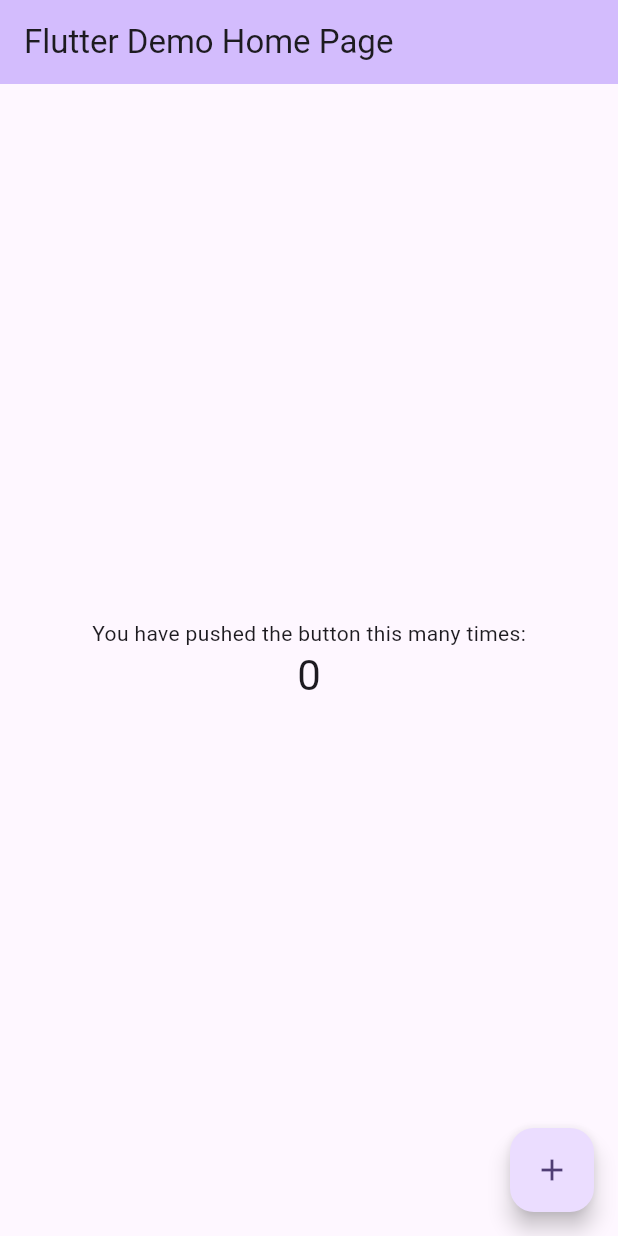
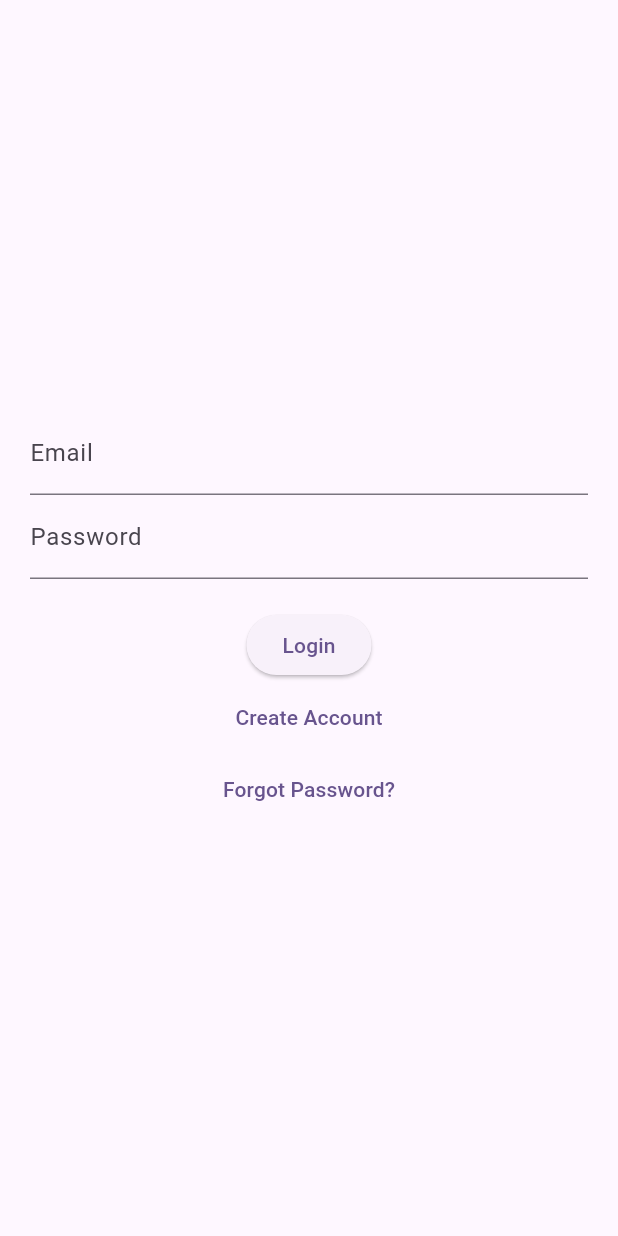
Before and after one commit to elishabhatti/city_exploration_app, a Flutter app: the screen it shows after launch, on a phone screen of 412 x 824 dp. Run offline on Flutter 3.47's test engine with Material 3 defaults, Android fonts, the phone set to English and light mode, and no system bars; our stand-ins replace firebase_auth, firebase_core; accounts and stored records are empty.

Commit message:
created all the screens for authentication

```diff
--- a/lib/main.dart
+++ b/lib/main.dart
@@ -1,122 +1,53 @@
+import 'package:city_exploration_app/screens/home_screen.dart';
+import 'package:city_exploration_app/screens/login_screen.dart';
 import 'package:flutter/material.dart';
+import 'package:firebase_auth/firebase_auth.dart';
+import 'package:firebase_core/firebase_core.dart';
 
-void main() {
+import 'firebase_options.dart';
+
+void main() async {
+  WidgetsFlutterBinding.ensureInitialized();
+
+  await Firebase.initializeApp(
+    options: DefaultFirebaseOptions.currentPlatform,
+  );
+
   runApp(const MyApp());
 }
 
 class MyApp extends StatelessWidget {
   const MyApp({super.key});
 
-  // This widget is the root of your application.
   @override
   Widget build(BuildContext context) {
     return MaterialApp(
-      title: 'Flutter Demo',
+      debugShowCheckedModeBanner: false,
+      title: 'City Guide',
       theme: ThemeData(
-        // This is the theme of your application.
-        //
-        // TRY THIS: Try running your application with "flutter run". You'll see
-        // the application has a purple toolbar. Then, without quitting the app,
-        // try changing the seedColor in the colorScheme below to Colors.green
-        // and then invoke "hot reload" (save your changes or press the "hot
-        // reload" button in a Flutter-supported IDE, or press "r" if you used
-        // the command line to start the app).
-        //
-        // Notice that the counter didn't reset back to zero; the application
-        // state is not lost during the reload. To reset the state, use hot
-        // restart instead.
-        //
-        // This works for code too, not just values: Most code changes can be
-        // tested with just a hot reload.
-        colorScheme: .fromSeed(seedColor: Colors.deepPurple),
+        colorScheme: ColorScheme.fromSeed(
+          seedColor: Colors.deepPurple,
+        ),
       ),
-      home: const MyHomePage(title: 'Flutter Demo Home Page'),
+      home: const AuthGate(),
     );
   }
 }
 
-class MyHomePage extends StatefulWidget {
-  const MyHomePage({super.key, required this.title});
-
-  // This widget is the home page of your application. It is stateful, meaning
-  // that it has a State object (defined below) that contains fields that affect
-  // how it looks.
-
-  // This class is the configuration for the state. It holds the values (in this
-  // case the title) provided by the parent (in this case the App widget) and
-  // used by the build method of the State. Fields in a Widget subclass are
-  // always marked "final".
-
-  final String title;
-
-  @override
-  State<MyHomePage> createState() => _MyHomePageState();
-}
-
-class _MyHomePageState extends State<MyHomePage> {
-  int _counter = 0;
-
-  void _incrementCounter() {
-    setState(() {
-      // This call to setState tells the Flutter framework that something has
-      // changed in this State, which causes it to rerun the build method below
-      // so that the display can reflect the updated values. If we changed
-      // _counter without calling setState(), then the build method would not be
-      // called again, and so nothing would appear to happen.
-      _counter++;
-    });
-  }
+class AuthGate extends StatelessWidget {
+  const AuthGate({super.key});
 
   @override
   Widget build(BuildContext context) {
-    // This method is rerun every time setState is called, for instance as done
-    // by the _incrementCounter method above.
-    //
-    // The Flutter framework has been optimized to make rerunning build methods
-    // fast, so that you can just rebuild anything that needs updating rather
-    // than having to individually change instances of widgets.
-    return Scaffold(
-      appBar: AppBar(
-        // TRY THIS: Try changing the color here to a specific color (to
-        // Colors.amber, perhaps?) and trigger a hot reload to see the AppBar
-        // change color while the other colors stay the same.
-        backgroundColor: Theme.of(context).colorScheme.inversePrimary,
-        // Here we take the value from the MyHomePage object that was created by
-        // the App.build method, and use it to set our appbar title.
-        title: Text(widget.title),
-      ),
-      body: Center(
-        // Center is a layout widget. It takes a single child and positions it
-        // in the middle of the parent.
-        child: Column(
-          // Column is also a layout widget. It takes a list of children and
-          // arranges them vertically. By default, it sizes itself to fit its
-          // children horizontally, and tries to be as tall as its parent.
-          //
-          // Column has various properties to control how it sizes itself and
-          // how it positions its children. Here we use mainAxisAlignment to
-          // center the children vertically; the main axis here is the vertical
-          // axis because Columns are vertical (the cross axis would be
-          // horizontal).
-          //
-          // TRY THIS: Invoke "debug painting" (choose the "Toggle Debug Paint"
-          // action in the IDE, or press "p" in the console), to see the
-          // wireframe for each widget.
-          mainAxisAlignment: .center,
-          children: [
-            const Text('You have pushed the button this many times:'),
-            Text(
-              '$_counter',
-              style: Theme.of(context).textTheme.headlineMedium,
-            ),
-          ],
-        ),
-      ),
-      floatingActionButton: FloatingActionButton(
-        onPressed: _incrementCounter,
-        tooltip: 'Increment',
-        child: const Icon(Icons.add),
-      ),
+    return StreamBuilder<User?>(
+      stream: FirebaseAuth.instance.authStateChanges(),
+      builder: (context, snapshot) {
+        if (snapshot.hasData) {
+          return const HomeScreen();
+        }
+
+        return const LoginScreen();
+      },
     );
   }
 }
--- /dev/null
+++ b/lib/screens/login_screen.dart
@@ -0,0 +1,77 @@
+import 'package:flutter/material.dart';
+import '../services/auth_service.dart';
+import 'register_screen.dart';
+import 'forgot_password_screen.dart';
+
+class LoginScreen extends StatefulWidget {
+  const LoginScreen({super.key});
+
+  @override
+  State<LoginScreen> createState() => _LoginScreenState();
+}
+
+class _LoginScreenState extends State<LoginScreen> {
+  final emailController = TextEditingController();
+  final passwordController = TextEditingController();
+
+  Future<void> login() async {
+    try {
+      await AuthService().login(
+        email: emailController.text.trim(),
+        password: passwordController.text.trim(),
+      );
+    } catch (e) {
+      ScaffoldMessenger.of(context).showSnackBar(
+        SnackBar(content: Text("Login Failed: $e")),
+      );
+    }
+  }
+
+  @override
+  Widget build(BuildContext context) {
+    return Scaffold(
+      body: Padding(
+        padding: const EdgeInsets.all(20),
+        child: Column(
+          mainAxisAlignment: MainAxisAlignment.center,
+          children: [
+            TextField(
+              controller: emailController,
+              decoration: const InputDecoration(labelText: "Email"),
+            ),
+            TextField(
+              controller: passwordController,
+              obscureText: true,
+              decoration: const InputDecoration(labelText: "Password"),
+            ),
+            const SizedBox(height: 20),
+            ElevatedButton(
+              onPressed: login,
+              child: const Text("Login"),
+            ),
+            TextButton(
+              onPressed: () {
+                Navigator.push(
+                  context,
+                  MaterialPageRoute(builder: (_) => const RegisterScreen()),
+                );
+              },
+              child: const Text("Create Account"),
+            ),
+            TextButton(
+              onPressed: () {
+                Navigator.push(
+                  context,
+                  MaterialPageRoute(
+                    builder: (_) => const ForgotPasswordScreen(),
+                  ),
+                );
+              },
+              child: const Text("Forgot Password?"),
+            ),
+          ],
+        ),
+      ),
+    );
+  }
+}
--- /dev/null
+++ b/lib/services/auth_service.dart
@@ -0,0 +1,33 @@
+import 'package:firebase_auth/firebase_auth.dart';
+
+class AuthService {
+  final FirebaseAuth _auth = FirebaseAuth.instance;
+
+  Future<UserCredential> register({
+    required String email,
+    required String password,
+  }) async {
+    return await _auth.createUserWithEmailAndPassword(
+      email: email,
+      password: password,
+    );
+  }
+
+  Future<UserCredential> login({
+    required String email,
+    required String password,
+  }) async {
+    return await _auth.signInWithEmailAndPassword(
+      email: email,
+      password: password,
+    );
+  }
+
+  Future<void> resetPassword(String email) async {
+    await _auth.sendPasswordResetEmail(email: email);
+  }
+
+  Future<void> logout() async {
+    await _auth.signOut();
+  }
+}
```
Also changed, not shown: lib/screens/forgot_password_screen.dart (added, +53 -0 lines), lib/screens/home_screen.dart (added, +28 -0 lines), lib/screens/register_screen.dart (added, +57 -0 lines).
